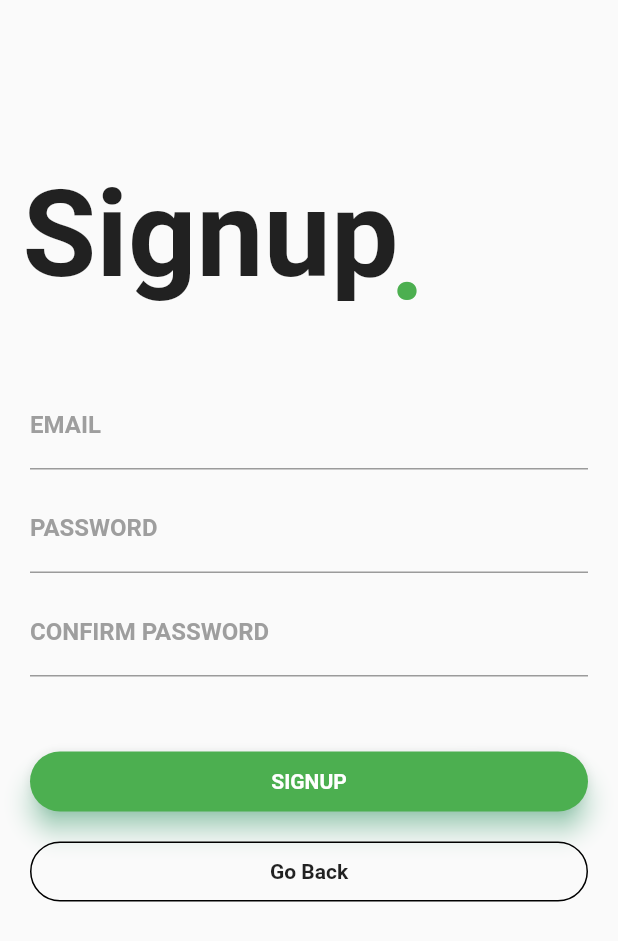
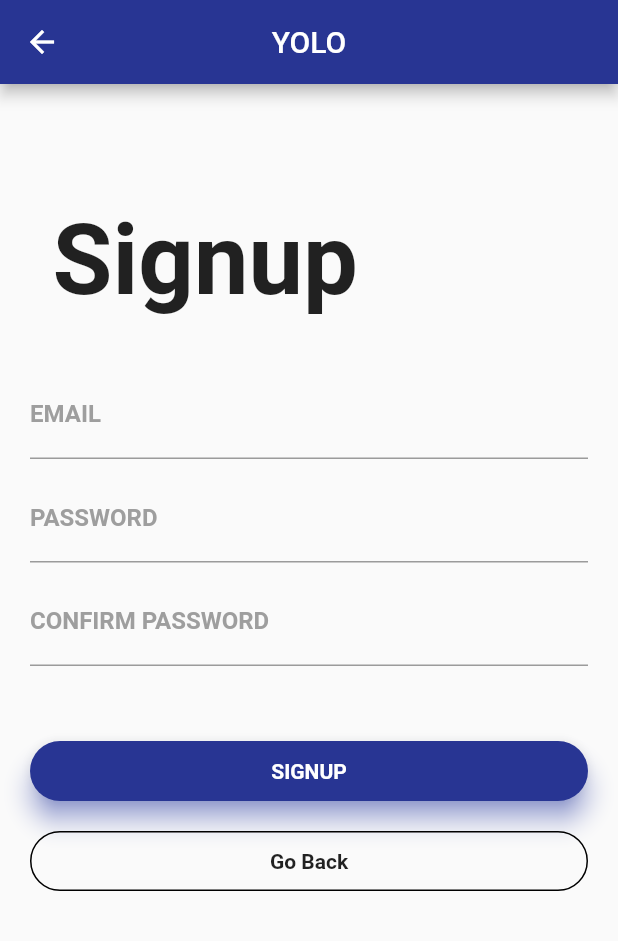
Before and after one commit to Harshik-P/Flutter_app, a Flutter app: the screen it shows after launch, after a tap on "Signup", on a phone screen of 412 x 824 dp. Shown: the top 941 px of the screen. Run offline on Flutter 3.47's test engine with Material 2 defaults, Android fonts, the phone set to English and light mode, and no system bars; our stand-ins replace cloud_firestore, firebase_auth, google_sign_in; accounts and stored records are empty; Roboto replaces fonts that are missing (Montserrat).

```diff
--- a/lib/Signup.dart
+++ b/lib/Signup.dart
@@ -17,6 +17,11 @@ class _SignupPageState extends State<SignupPage> {
   @override
   Widget build(BuildContext context) {
     return new Scaffold(
+        appBar: AppBar(
+           title: Text("YOLO"),
+           centerTitle: true,
+          backgroundColor: Colors.indigo[800],
+        ),
         resizeToAvoidBottomPadding: false,
         body: Column(crossAxisAlignment: CrossAxisAlignment.start, children: <
             Widget>[
@@ -24,23 +29,13 @@ class _SignupPageState extends State<SignupPage> {
             child: Stack(
               children: <Widget>[
                 Container(
-                  padding: EdgeInsets.fromLTRB(15.0, 110.0, 0.0, 0.0),
+                  padding: EdgeInsets.fromLTRB(35.0, 80.0, 0.0, 0.0),
                   child: Text(
                     'Signup',
                     style:
-                    TextStyle(fontSize: 80.0, fontWeight: FontWeight.bold),
+                    TextStyle(fontSize: 65.0, fontWeight: FontWeight.bold),
                   ),
                 ),
-                Container(
-                  padding: EdgeInsets.fromLTRB(260.0, 125.0, 0.0, 0.0),
-                  child: Text(
-                    '.',
-                    style: TextStyle(
-                        fontSize: 80.0,
-                        fontWeight: FontWeight.bold,
-                        color: Colors.green),
-                  ),
-                )
               ],
             ),
           ),
@@ -58,7 +53,7 @@ class _SignupPageState extends State<SignupPage> {
                         // hintText: 'EMAIL',
                         // hintStyle: ,
                         focusedBorder: UnderlineInputBorder(
-                            borderSide: BorderSide(color: Colors.green))),
+                            borderSide: BorderSide(color: Colors.indigo[800]))),
                       onChanged: (value) {
                         setState(() {
                           _email = value;
@@ -74,7 +69,7 @@ class _SignupPageState extends State<SignupPage> {
                             fontWeight: FontWeight.bold,
                             color: Colors.grey),
                         focusedBorder: UnderlineInputBorder(
-                            borderSide: BorderSide(color: Colors.green))),
+                            borderSide: BorderSide(color: Colors.indigo[800]))),
                     obscureText: true,
                       onChanged: (value) {
                         setState(() {
@@ -91,7 +86,7 @@ class _SignupPageState extends State<SignupPage> {
                             fontWeight: FontWeight.bold,
                             color: Colors.grey),
                         focusedBorder: UnderlineInputBorder(
-                            borderSide: BorderSide(color: Colors.green))),
+                            borderSide: BorderSide(color: Colors.indigo[800]))),
                     obscureText: true,
                   ),
                   SizedBox(height: 50.0),
@@ -99,8 +94,8 @@ class _SignupPageState extends State<SignupPage> {
                       height: 40.0,
                       child: Material(
                         borderRadius: BorderRadius.circular(20.0),
-                        shadowColor: Colors.greenAccent,
-                        color: Colors.green,
+                        shadowColor: Colors.indigoAccent,
+                        color: Colors.indigo[800],
                         elevation: 7.0,
                         child: GestureDetector(
                           onTap: () {
@@ -145,34 +140,12 @@ class _SignupPageState extends State<SignupPage> {
                                   fontWeight: FontWeight.bold,
                                   fontFamily: 'Montserrat')),
                         ),
-
-
                       ),
                     ),
                   ),
                 ],
               )),
           // SizedBox(height: 15.0),
-          // Row(
-          //   mainAxisAlignment: MainAxisAlignment.center,
-          //   children: <Widget>[
-          //     Text(
-          //       'New to Spotify?',
-          //       style: TextStyle(
-          //         fontFamily: 'Montserrat',
-          //       ),
-          //     ),
-          //     SizedBox(width: 5.0),
-          //     InkWell(
-          //       child: Text('Register',
-          //           style: TextStyle(
-          //               color: Colors.green,
-          //               fontFamily: 'Montserrat',
-          //               fontWeight: FontWeight.bold,
-          //               decoration: TextDecoration.underline)),
-          //     )
-          //   ],
-          // )
         ]));
   }
 }
--- a/lib/custom_list_title.dart
+++ b/lib/custom_list_title.dart
@@ -15,7 +15,7 @@ class CustomListTile extends StatelessWidget {
         children: <Widget>[
           Icon(
             icon,
-            color: Colors.blue,
+            color: Colors.indigo[800],
           ),
           SizedBox(
             width: 15.0,
--- a/lib/home_view.dart
+++ b/lib/home_view.dart
@@ -28,8 +28,11 @@ class HomeView extends StatelessWidget {
           child: Column(
             children: <Widget>[
               Padding(
-                padding: const EdgeInsets.only(top: 8.0, bottom: 4.0),
+                padding: const EdgeInsets.only(top: 25.0, bottom: 40.0),
                 child: Row(children: <Widget>[
+                  SizedBox(
+                    width: 20.0,
+                  ),
                   Text(trip.title, style: new TextStyle(fontSize: 30.0),),
                   Spacer(),
                   Icon(Icons.chat)
--- a/lib/main.dart
+++ b/lib/main.dart
@@ -52,6 +52,11 @@ class _MyHomePageState extends State<MyHomePage> {
   @override
   Widget build(BuildContext context) {
     return new Scaffold(
+      appBar: AppBar(
+        title: Text("YOLO"),
+        centerTitle: true,
+        backgroundColor: Colors.indigo[800],
+      ),
       resizeToAvoidBottomPadding: false,
       body: Column(
         crossAxisAlignment: CrossAxisAlignment.start,
@@ -60,23 +65,14 @@ class _MyHomePageState extends State<MyHomePage> {
             child: Stack(
               children: <Widget>[
                 Container(
-                  padding: EdgeInsets.fromLTRB(15.0, 110.0, 0.0, 0.0),
-                  child: Text(
-                    'Hello',
-                    style: TextStyle(
-                        fontSize: 80.0, fontWeight: FontWeight.bold
+                  padding: EdgeInsets.fromLTRB(15.0, 40.0, 0.0, 0.0),
+                    child : Center(
+                        child:Image.asset('assets/signlogo.png',
+                            height: 150,
+                            width: 90
                         ),
                 ),
                 ),
-                Container(
-                    padding: EdgeInsets.fromLTRB(16.0, 175.0, 0.0, 0.0),
-                    child: Text(
-                      'There',
-                      style: TextStyle(
-                          fontSize: 80.0, fontWeight: FontWeight.bold
-                      ),
-                    )
-                )
               ],
 
             ),
@@ -94,7 +90,7 @@ class _MyHomePageState extends State<MyHomePage> {
                           color: Colors.grey
                       ),
                       focusedBorder: UnderlineInputBorder(
-                          borderSide: BorderSide(color: Colors.green)
+                          borderSide: BorderSide(color: Colors.indigo[800])
                       )
                   ),
                   onChanged: (value) {
@@ -113,7 +109,7 @@ class _MyHomePageState extends State<MyHomePage> {
                           color: Colors.grey
                       ),
                       focusedBorder: UnderlineInputBorder(
-                          borderSide: BorderSide(color: Colors.green)
+                          borderSide: BorderSide(color: Colors.indigo[800])
                       )
                   ),
                   obscureText: true,
@@ -130,7 +126,7 @@ class _MyHomePageState extends State<MyHomePage> {
                   child: InkWell(
                     child: Text('Forgot Password',
                       style: TextStyle(
-                          color: Colors.green,
+                          color: Colors.indigo[800],
                           fontWeight: FontWeight.bold,
                           fontFamily: 'Montserrat',
                           decoration: TextDecoration.underline
@@ -143,8 +139,8 @@ class _MyHomePageState extends State<MyHomePage> {
                   height: 40.0,
                   child: Material(
                       borderRadius: BorderRadius.circular(20.0),
-                      shadowColor: Colors.greenAccent,
-                      color: Colors.green,
+                      shadowColor: Colors.indigoAccent,
+                      color: Colors.indigo[800],
                       elevation: 7.0,
                       child: GestureDetector(
                         onTap: () {
@@ -168,29 +164,33 @@ class _MyHomePageState extends State<MyHomePage> {
                       )
                   ),
                 ),
-                SizedBox(height: 20.0,),
+                SizedBox(height: 23.0,),
                 Container(
                   height: 40.0,
-                  child: Material(
-                      borderRadius: BorderRadius.circular(20.0),
-                      shadowColor: Colors.greenAccent,
-                      color: Colors.green,
-                      elevation: 7.0,
-                      child: GestureDetector(
+                  color: Colors.transparent,
+                  child: Container(
+                    decoration: BoxDecoration(
+                        border: Border.all(
+                            color: Colors.black,
+                            style: BorderStyle.solid,
+                            width: 1.0),
+                        color: Colors.transparent,
+                        borderRadius: BorderRadius.circular(20.0)),
+                    child: InkWell(
                       onTap: () {
                         _signInWithGoogle();
                       },
-                        child: Center(
-                          child: Text(
-                            'Sign in with Google',
+                      child:
+
+                      Center(
+                        child: Text('Sign in with Google',
                             style: TextStyle(
-                                color: Colors.white,
                                 fontWeight: FontWeight.bold,
-                                fontFamily: 'Montserrat'
+                                fontFamily: 'Montserrat')),
                       ),
+
+
                     ),
-                        ),
-                      )
                   ),
                 ),
                 SizedBox(height: 15.0,),
@@ -210,7 +210,7 @@ class _MyHomePageState extends State<MyHomePage> {
                       },
                       child: Text('Signup',
                         style: TextStyle(
-                            color: Colors.green,
+                            color: Colors.indigo[800],
                             fontFamily: 'Montserrat',
                             fontWeight: FontWeight.bold,
                             decoration: TextDecoration.underline
--- a/lib/small_button.dart
+++ b/lib/small_button.dart
@@ -13,13 +13,13 @@ class SmallButton extends StatelessWidget {
       width: 60.0,
       decoration: BoxDecoration(
           border: Border.all(
-            color: Colors.blue,
+            color: Colors.indigo[800],
           ),
           borderRadius: BorderRadius.circular(20.0)),
       child: Center(
         child: Text(
           "$btnText",
-          style: TextStyle(color: Colors.blue, fontSize: 16.0),
+          style: TextStyle(color: Colors.indigo[800], fontSize: 16.0),
         ),
       ),
     );
--- a/pubspec.yaml
+++ b/pubspec.yaml
@@ -47,6 +47,7 @@ flutter:
   # To add assets to your application, add an assets section, like this:
   assets:
     - assets/google.png
+    - assets/signlogo.png
   #  - images/a_dot_burr.jpeg
   #  - images/a_dot_ham.jpeg
 
```
Also changed, not shown: lib/homepage.dart (+5 -4 lines), lib/profilepage.dart (+6 -6 lines), lib/register.dart (+19 -32 lines), assets/signlogo.png (added), 1 other file. Lines whose indentation alone changed are shown as unchanged.
